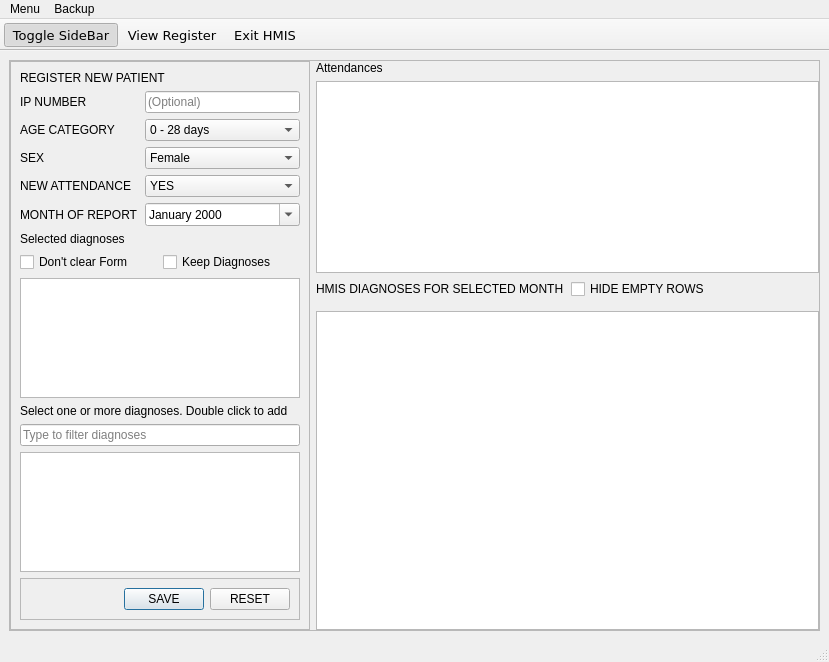
Qt form mainwindow.ui (abiiranathan/hmis) before a commit.
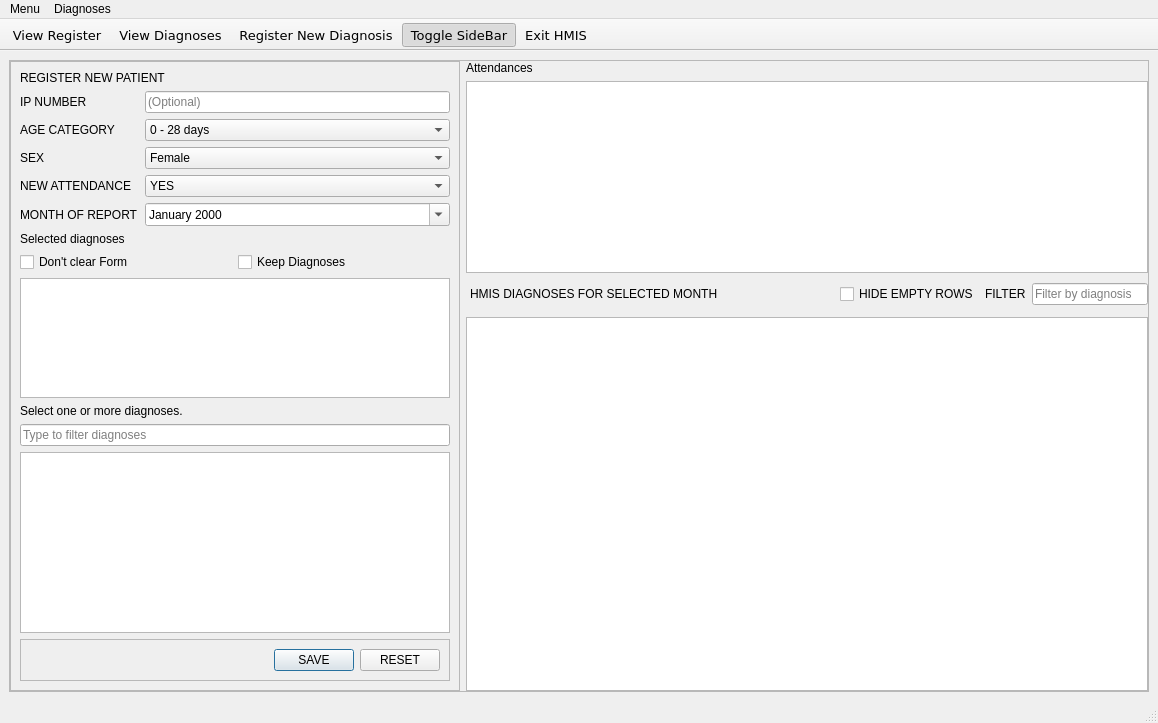
The same form after that commit. Icons and pictures are not drawn.

Commit message: Updated Register view using QMainWindow with filtering, update, deletion, update connection logic to support multiple drivers, diagnoses removed from file to database

What changed in the file:
```diff
--- a/mainwindow.ui
+++ b/mainwindow.ui
@@ -6,8 +6,8 @@
    <rect>
     <x>0</x>
     <y>0</y>
-    <width>829</width>
-    <height>662</height>
+    <width>1158</width>
+    <height>723</height>
    </rect>
   </property>
   <property name="windowTitle">
@@ -46,7 +46,7 @@
          </property>
          <property name="minimumSize">
           <size>
-           <width>300</width>
+           <width>450</width>
            <height>0</height>
           </size>
          </property>
@@ -236,12 +236,17 @@
                 <height>120</height>
                </size>
               </property>
+              <property name="font">
+               <font>
+                <pointsize>12</pointsize>
+               </font>
+              </property>
              </widget>
             </item>
             <item>
              <widget class="QLabel" name="label_8">
               <property name="text">
-               <string>Select one or more diagnoses. Double click to add</string>
+               <string>Select one or more diagnoses.</string>
               </property>
              </widget>
             </item>
@@ -253,7 +258,13 @@
              </widget>
             </item>
             <item>
-             <widget class="QListWidget" name="listWidgetAllDiagnoses"/>
+             <widget class="QListWidget" name="listWidgetAllDiagnoses">
+              <property name="font">
+               <font>
+                <pointsize>12</pointsize>
+               </font>
+              </property>
+             </widget>
             </item>
            </layout>
           </item>
@@ -306,12 +317,21 @@
         </widget>
        </item>
        <item row="4" column="1">
-        <widget class="QTableWidget" name="tableDiagnoses"/>
+        <widget class="QTableWidget" name="tableDiagnoses">
+         <property name="font">
+          <font>
+           <pointsize>13</pointsize>
+          </font>
+         </property>
+        </widget>
        </item>
        <item row="2" column="1">
         <layout class="QHBoxLayout" name="horizontalLayout_3">
+         <property name="leftMargin">
+          <number>4</number>
+         </property>
          <property name="topMargin">
-          <number>0</number>
+          <number>4</number>
          </property>
          <item>
           <widget class="QLabel" name="label">
@@ -320,6 +340,19 @@
            </property>
           </widget>
          </item>
+         <item>
+          <spacer name="horizontalSpacer_2">
+           <property name="orientation">
+            <enum>Qt::Orientation::Horizontal</enum>
+           </property>
+           <property name="sizeHint" stdset="0">
+            <size>
+             <width>40</width>
+             <height>20</height>
+            </size>
+           </property>
+          </spacer>
+         </item>
          <item>
           <widget class="QCheckBox" name="checkHideEmpty">
            <property name="text">
@@ -327,6 +360,20 @@
            </property>
           </widget>
          </item>
+         <item>
+          <widget class="QLabel" name="label_11">
+           <property name="text">
+            <string>FILTER</string>
+           </property>
+          </widget>
+         </item>
+         <item>
+          <widget class="QLineEdit" name="txtFilter">
+           <property name="placeholderText">
+            <string>Filter by diagnosis</string>
+           </property>
+          </widget>
+         </item>
         </layout>
        </item>
        <item row="0" column="1">
@@ -357,8 +404,8 @@
     <rect>
      <x>0</x>
      <y>0</y>
-     <width>829</width>
-     <height>22</height>
+     <width>1158</width>
+     <height>27</height>
     </rect>
    </property>
    <widget class="QMenu" name="menuHMIS">
@@ -367,18 +414,17 @@
     </property>
     <addaction name="actionView_Register"/>
     <addaction name="actionExpand"/>
-    <addaction name="actionToggle_Style"/>
     <addaction name="actionExit"/>
    </widget>
-   <widget class="QMenu" name="menuBackup">
+   <widget class="QMenu" name="menuDiagnoses">
     <property name="title">
-     <string>Backup</string>
+     <string>Diagnoses</string>
     </property>
-    <addaction name="actionRestore"/>
-    <addaction name="actionBackup"/>
+    <addaction name="actionView_All_Diagnoses"/>
+    <addaction name="actionRegister_New_Diagnosis"/>
    </widget>
    <addaction name="menuHMIS"/>
-   <addaction name="menuBackup"/>
+   <addaction name="menuDiagnoses"/>
   </widget>
   <widget class="QToolBar" name="toolBar">
    <property name="font">
@@ -412,8 +458,10 @@
    <attribute name="toolBarBreak">
     <bool>false</bool>
    </attribute>
-   <addaction name="actionExpand"/>
    <addaction name="actionView_Register"/>
+   <addaction name="actionView_All_Diagnoses"/>
+   <addaction name="actionRegister_New_Diagnosis"/>
+   <addaction name="actionExpand"/>
    <addaction name="actionExit"/>
   </widget>
   <action name="actionExpand">
@@ -449,24 +497,6 @@
     <string>Ctrl+R</string>
    </property>
   </action>
-  <action name="actionToggle_Style">
-   <property name="checkable">
-    <bool>true</bool>
-   </property>
-   <property name="checked">
-    <bool>true</bool>
-   </property>
-   <property name="icon">
-    <iconset resource="Resources.qrc">
-     <normaloff>:/icons/theme.png</normaloff>:/icons/theme.png</iconset>
-   </property>
-   <property name="text">
-    <string>Switch Theme</string>
-   </property>
-   <property name="shortcut">
-    <string>Ctrl+T</string>
-   </property>
-  </action>
   <action name="actionExit">
    <property name="icon">
     <iconset resource="Resources.qrc">
@@ -479,14 +509,23 @@
     <string>Ctrl+W</string>
    </property>
   </action>
-  <action name="actionRestore">
+  <action name="actionView_All_Diagnoses">
+   <property name="icon">
+    <iconset theme="QIcon::ThemeIcon::FormatJustifyFill"/>
+   </property>
    <property name="text">
-    <string>Restore data from backup</string>
+    <string>View Diagnoses</string>
+   </property>
+   <property name="toolTip">
+    <string>View All Diagnoses</string>
    </property>
   </action>
-  <action name="actionBackup">
+  <action name="actionRegister_New_Diagnosis">
+   <property name="icon">
+    <iconset theme="QIcon::ThemeIcon::ContactNew"/>
+   </property>
    <property name="text">
-    <string>Create a database backup</string>
+    <string>Register New Diagnosis</string>
    </property>
   </action>
  </widget>
```
The commit also changes 18 other files.
